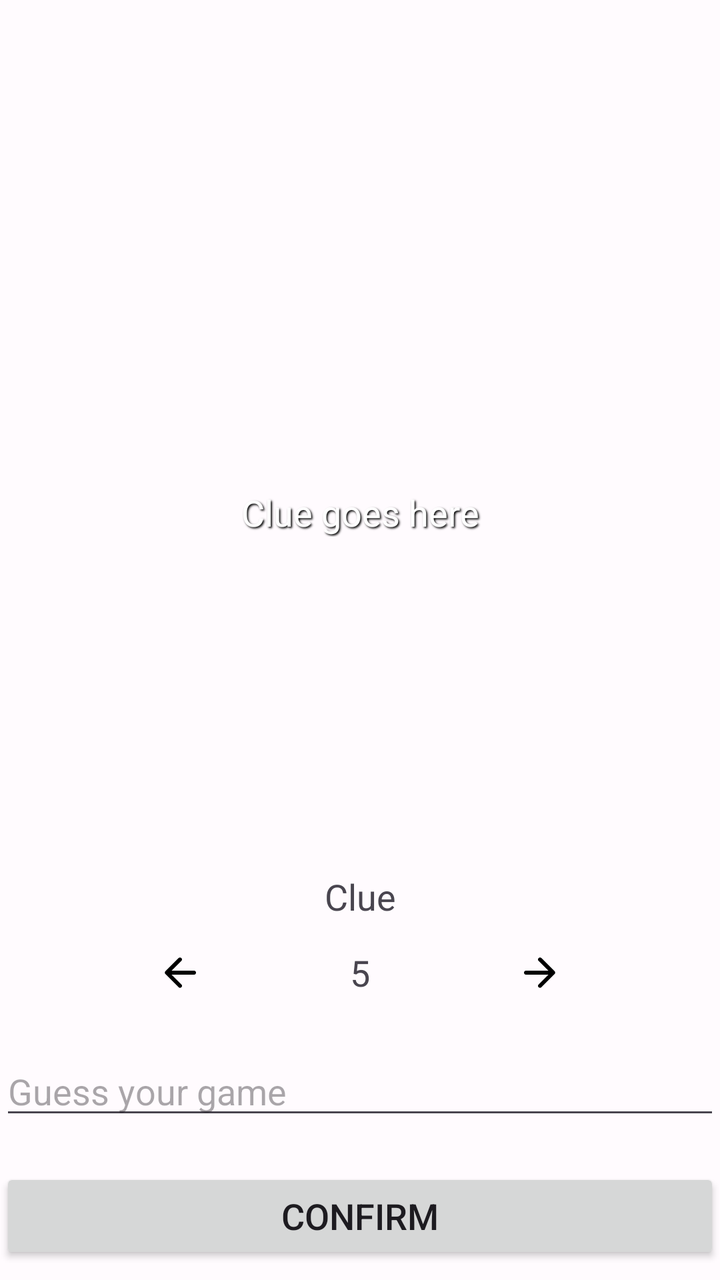
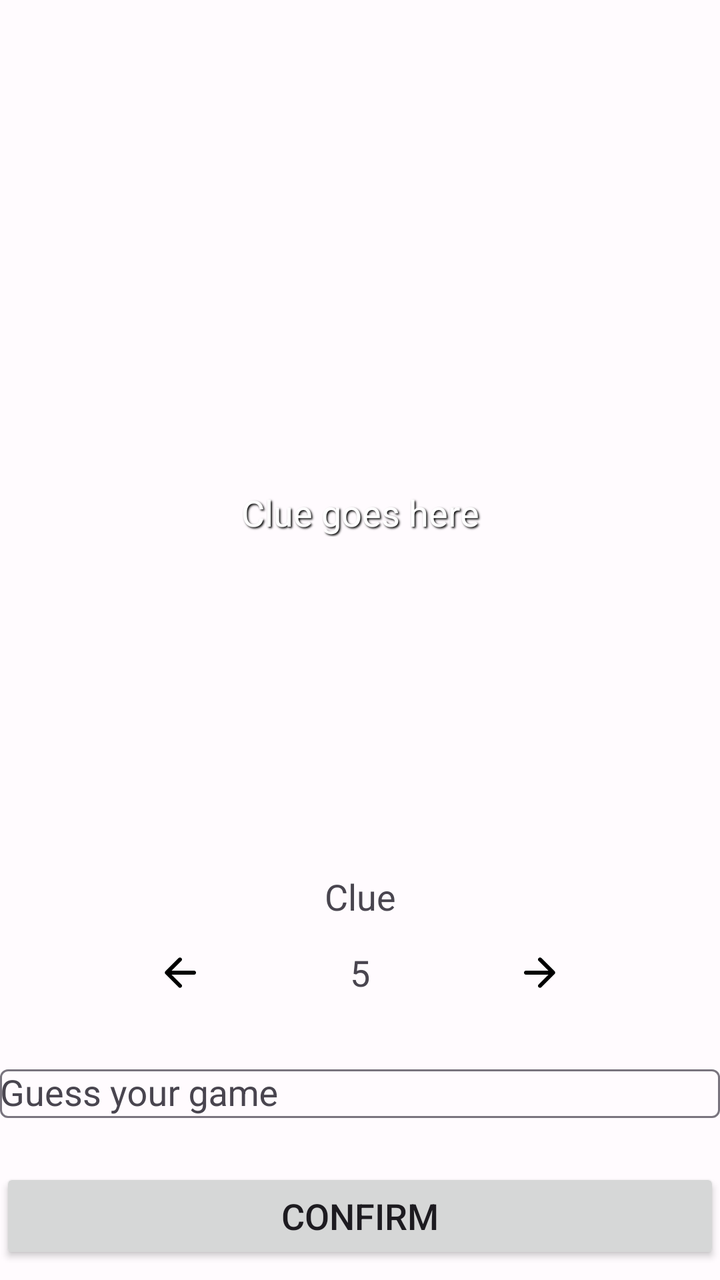

The first picture is an Android layout as it rendered before a commit; the second is the same layout after the commit. The layout source and the unified diff follow.
<!-- AndroidManifest.xml: application theme Theme.WeatherApp -->
<!-- res/layout/game_body.xml -->
<?xml version="1.0" encoding="utf-8"?>
<androidx.constraintlayout.widget.ConstraintLayout
    xmlns:android="http://schemas.android.com/apk/res/android"
    android:layout_width="match_parent"
    android:layout_height="match_parent"
    xmlns:app="http://schemas.android.com/apk/res-auto">

    <androidx.constraintlayout.widget.Guideline
        android:id="@+id/guideline15horizontal"
        android:layout_width="wrap_content"
        android:layout_height="wrap_content"
        android:orientation="horizontal"
        app:layout_constraintGuide_percent="0.15"/>

    <androidx.constraintlayout.widget.Guideline
        android:id="@+id/guideline65horizontal"
        android:layout_width="wrap_content"
        android:layout_height="wrap_content"
        android:orientation="horizontal"
        app:layout_constraintGuide_percent="0.65"/>

    <androidx.constraintlayout.widget.Guideline
        android:id="@+id/guideline75horizontal"
        android:layout_width="wrap_content"
        android:layout_height="wrap_content"
        android:orientation="horizontal"
        app:layout_constraintGuide_percent="0.75"/>

    <androidx.constraintlayout.widget.Guideline
        android:id="@+id/guideline80horizontal"
        android:layout_width="wrap_content"
        android:layout_height="wrap_content"
        android:orientation="horizontal"
        app:layout_constraintGuide_percent="0.80"/>

    <androidx.constraintlayout.widget.Guideline
        android:id="@+id/guideline90horizontal"
        android:layout_width="wrap_content"
        android:layout_height="wrap_content"
        android:orientation="horizontal"
        app:layout_constraintGuide_percent="0.90"/>

    <androidx.constraintlayout.widget.Guideline
        android:id="@+id/guideline50horizontal"
        android:layout_width="wrap_content"
        android:layout_height="wrap_content"
        android:orientation="vertical"
        app:layout_constraintGuide_percent="0.50"/>

    
    <ImageView
        android:id="@+id/image_clue"
        android:layout_width="0dp"
        android:layout_height="0dp"
        android:scaleType="centerCrop"
        app:layout_constraintTop_toBottomOf="@id/guideline15horizontal"
        app:layout_constraintBottom_toTopOf="@id/guideline65horizontal"
        app:layout_constraintStart_toStartOf="parent"
        app:layout_constraintEnd_toEndOf="parent" />

    
    <TextView
        android:id="@+id/text_clue"
        android:layout_width="0dp"
        android:layout_height="wrap_content"
        android:text="Clue goes here"
        android:textSize="18sp"
        android:textColor="@android:color/white"
        android:shadowColor="@android:color/black"
        android:shadowDx="2"
        android:shadowDy="2"
        android:shadowRadius="2"
        android:gravity="center"
        app:layout_constraintTop_toBottomOf="@id/guideline15horizontal"
        app:layout_constraintBottom_toTopOf="@id/guideline65horizontal"
        app:layout_constraintStart_toStartOf="parent"
        app:layout_constraintEnd_toEndOf="parent" />

    
    <TextView
        android:id="@+id/clue_text_label"
        android:layout_width="0dp"
        android:layout_height="wrap_content"
        android:textSize="18sp"
        android:gravity="center"
        android:text="@string/clue_label"
        app:layout_constraintTop_toBottomOf="@id/guideline65horizontal"
        app:layout_constraintBottom_toTopOf="@id/guideline75horizontal"
        app:layout_constraintStart_toStartOf="parent"
        app:layout_constraintEnd_toEndOf="parent" />

    
    <ImageButton
        android:id="@+id/clue_back_arrow"
        android:layout_width="48dp"
        android:layout_height="48dp"
        android:src="@drawable/rounded_arrow_back_24"
        android:contentDescription="@string/back_arrow_description"
        android:background="?attr/selectableItemBackgroundBorderless"
        app:layout_constraintTop_toBottomOf="@id/clue_text_label"
        app:layout_constraintBottom_toTopOf="@id/guideline80horizontal"
        app:layout_constraintStart_toStartOf="parent"
        app:layout_constraintEnd_toStartOf="@id/guideline50horizontal" />

    
    <ImageButton
        android:id="@+id/clue_forward_arrow"
        android:layout_width="48dp"
        android:layout_height="48dp"
        android:src="@drawable/rounded_arrow_forward_24"
        android:contentDescription="@string/forward_arrow_description"
        android:background="?attr/selectableItemBackgroundBorderless"
        app:layout_constraintTop_toBottomOf="@id/clue_text_label"
        app:layout_constraintBottom_toTopOf="@id/guideline80horizontal"
        app:layout_constraintStart_toEndOf="@id/guideline50horizontal"
        app:layout_constraintEnd_toEndOf="parent" />

    
    <TextView
        android:id="@+id/clue_number"
        android:layout_width="0dp"
        android:layout_height="wrap_content"
        android:textSize="18sp"
        android:gravity="center"
        android:text="5"
        app:layout_constraintTop_toBottomOf="@id/clue_text_label"
        app:layout_constraintBottom_toTopOf="@id/guideline80horizontal"
        app:layout_constraintStart_toStartOf="parent"
        app:layout_constraintEnd_toEndOf="parent" />

    <EditText
        android:id="@+id/game_input"
        android:layout_width="0dp"
        android:layout_height="wrap_content"
        android:hint="@string/guess_hint_text"
        android:textSize="18sp"
        app:layout_constraintTop_toBottomOf="@id/guideline80horizontal"
        app:layout_constraintBottom_toTopOf="@id/guideline90horizontal"
        app:layout_constraintStart_toStartOf="parent"
        app:layout_constraintEnd_toEndOf="parent"/>
    <Button
        android:id="@+id/submit_button"
        android:layout_width="0dp"
        android:layout_height="wrap_content"
        android:text="@string/guess_confirm_button_text"
        android:textSize="18sp"
        app:layout_constraintTop_toBottomOf="@id/guideline90horizontal"
        app:layout_constraintBottom_toBottomOf="parent"
        app:layout_constraintStart_toStartOf="parent"
        app:layout_constraintEnd_toEndOf="parent"/>

</androidx.constraintlayout.widget.ConstraintLayout>
<!-- resources referenced by this layout -->
<resources>
  <!-- drawable rounded_arrow_back_24 (drawable) -->
  <vector xmlns:android="http://schemas.android.com/apk/res/android" android:autoMirrored="true" android:height="24dp" android:tint="#000000" android:viewportHeight="960" android:viewportWidth="960" android:width="24dp">
        
      <path android:fillColor="@android:color/white" android:pathData="M313,520L509,716Q521,728 520.5,744Q520,760 508,772Q496,783 480,783.5Q464,784 452,772L188,508Q182,502 179.5,495Q177,488 177,480Q177,472 179.5,465Q182,458 188,452L452,188Q463,177 479.5,177Q496,177 508,188Q520,200 520,216.5Q520,233 508,245L313,440L760,440Q777,440 788.5,451.5Q800,463 800,480Q800,497 788.5,508.5Q777,520 760,520L313,520Z"/>
      
  </vector>
  <!-- drawable rounded_arrow_forward_24 (drawable) -->
  <vector xmlns:android="http://schemas.android.com/apk/res/android" android:autoMirrored="true" android:height="24dp" android:tint="#000000" android:viewportHeight="960" android:viewportWidth="960" android:width="24dp">
        
      <path android:fillColor="@android:color/white" android:pathData="M647,520L200,520Q183,520 171.5,508.5Q160,497 160,480Q160,463 171.5,451.5Q183,440 200,440L647,440L451,244Q439,232 439.5,216Q440,200 452,188Q464,177 480,176.5Q496,176 508,188L772,452Q778,458 780.5,465Q783,472 783,480Q783,488 780.5,495Q778,502 772,508L508,772Q497,783 480.5,783Q464,783 452,772Q440,760 440,743.5Q440,727 452,715L647,520Z"/>
      
  </vector>
  <string name="back_arrow_description">Go to previous clue</string>
  <string name="clue_label">Clue</string>
  <string name="forward_arrow_description">Go to next clue</string>
  
      [Preferences]
  <string name="guess_confirm_button_text">Confirm</string>
  <string name="guess_hint_text">Guess your game</string>
  <style name="Theme.WeatherApp" parent="Base.Theme.WeatherApp" />
  <color name="md_theme_light_primary">#6750A4</color>
  <color name="md_theme_light_onPrimary">#FFFFFF</color>
  <color name="md_theme_light_primaryContainer">#EADDFF</color>
  <color name="md_theme_light_onPrimaryContainer">#21005D</color>
  <color name="md_theme_light_secondary">#625B71</color>
  <color name="md_theme_light_onSecondary">#FFFFFF</color>
  <color name="md_theme_light_secondaryContainer">#E8DEF8</color>
  <color name="md_theme_light_onSecondaryContainer">#1D192B</color>
  <color name="md_theme_light_tertiary">#7D5260</color>
  <color name="md_theme_light_onTertiary">#FFFFFF</color>
  <color name="md_theme_light_tertiaryContainer">#FFD8E4</color>
  <color name="md_theme_light_onTertiaryContainer">#31111D</color>
  <color name="md_theme_light_error">#B3261E</color>
  <color name="md_theme_light_onError">#FFFFFF</color>
  <color name="md_theme_light_errorContainer">#F9DEDC</color>
  <color name="md_theme_light_onErrorContainer">#410E0B</color>
  <color name="md_theme_light_outline">#79747E</color>
  <color name="md_theme_light_background">#FFFBFE</color>
  <color name="md_theme_light_onBackground">#1C1B1F</color>
  <color name="md_theme_light_surface">#FFFBFE</color>
  <color name="md_theme_light_onSurface">#1C1B1F</color>
  <color name="md_theme_light_surfaceVariant">#E7E0EC</color>
  <color name="md_theme_light_onSurfaceVariant">#49454F</color>
  <color name="md_theme_light_inverseSurface">#313033</color>
  <color name="md_theme_light_inverseOnSurface">#F4EFF4</color>
  <color name="md_theme_light_inversePrimary">#D0BCFF</color>
  <!-- unchanged entries left out for length: 1 -->
</resources>

<!-- the commit's change to res/layout/game_body.xml (unified diff, before → after) -->
@@ -128,7 +128,8 @@
         app:layout_constraintStart_toStartOf="parent"
         app:layout_constraintEnd_toEndOf="parent" />
 
-    <EditText
+    
+    <com.google.android.material.textfield.TextInputLayout
         android:id="@+id/game_input"
         android:layout_width="0dp"
         android:layout_height="wrap_content"
@@ -137,7 +138,18 @@
         app:layout_constraintTop_toBottomOf="@id/guideline80horizontal"
         app:layout_constraintBottom_toTopOf="@id/guideline90horizontal"
         app:layout_constraintStart_toStartOf="parent"
-        app:layout_constraintEnd_toEndOf="parent"/>
+        app:layout_constraintEnd_toEndOf="parent">
+
+        <AutoCompleteTextView
+            android:id="@+id/auto_complete_text"
+            android:layout_width="match_parent"
+            android:layout_height="wrap_content"
+            android:inputType="text"
+            android:dropDownHeight="200dp" />
+
+    </com.google.android.material.textfield.TextInputLayout>
+
+
     <Button
         android:id="@+id/submit_button"
         android:layout_width="0dp"
